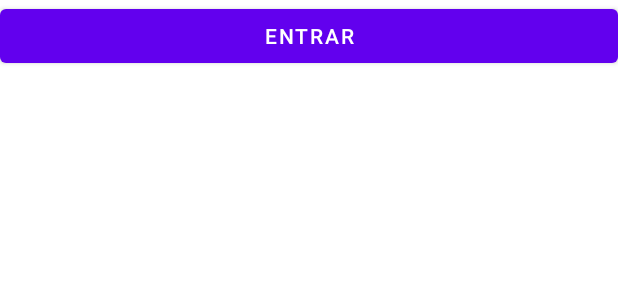
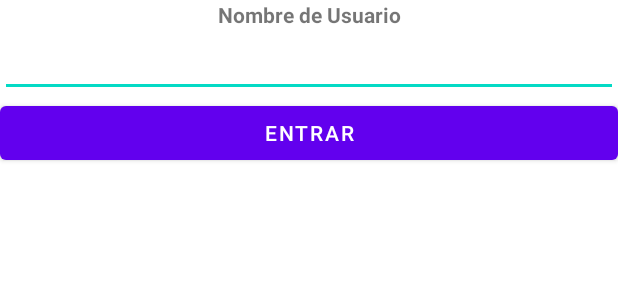
Before and after one commit to ctm002/recicladona, an Android app: the layout activity_login.xml on its own in the app's theme, with its tools: preview values and no code run, on a phone screen of 412 x 824 dp. Shown: the top 300 px of the screen. Run offline under Robolectric (Android 15) with nearby library versions, the phone set to English and light mode, and no system bars.

Commit message:
Login
Login Name

```diff
--- a/app/src/main/AndroidManifest.xml
+++ b/app/src/main/AndroidManifest.xml
@@ -10,18 +10,16 @@
         android:supportsRtl="true"
         android:theme="@style/Theme.Jasisalioquecosasno">
         <activity android:name=".AsignarActivity"></activity>
-        <activity android:name=".AaignarActivity" />
-        <activity android:name=".LoginActivity" />
+        <activity android:name=".MainActivity" />
         <activity android:name=".DonarActivity" />
         <activity android:name=".ContactoActivity" />
         <!--
                Set to true if your app is Standalone, that is, it does not require the handheld
                app to run.
         -->
-        <activity android:name=".MainActivity">
+        <activity android:name=".LoginActivity">
             <intent-filter>
                 <action android:name="android.intent.action.MAIN" />
-
                 <category android:name="android.intent.category.LAUNCHER" />
             </intent-filter>
         </activity>
--- a/app/src/main/res/layout/activity_login.xml
+++ b/app/src/main/res/layout/activity_login.xml
@@ -13,6 +13,21 @@
         tools:layout_editor_absoluteX="130dp"
         tools:layout_editor_absoluteY="349dp">
 
+        <TextView
+            android:id="@+id/lblUserName"
+            android:layout_width="match_parent"
+            android:layout_height="wrap_content"
+            android:text="Nombre de Usuario"
+            android:textAlignment="center"
+            android:textStyle="normal|bold" />
+
+        <EditText
+            android:id="@+id/txtPassword"
+            android:layout_width="match_parent"
+            android:layout_height="wrap_content"
+            android:ems="10"
+            android:inputType="numberPassword" />
+
         <Button
             android:id="@+id/btn_entrar"
             android:layout_width="match_parent"
```
